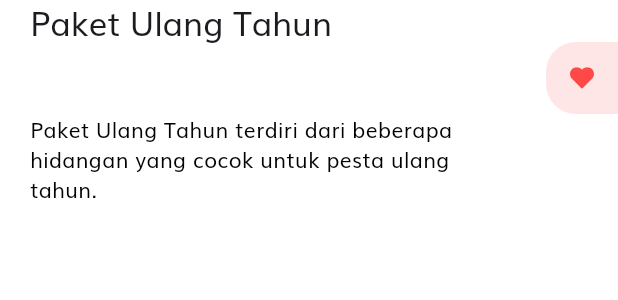
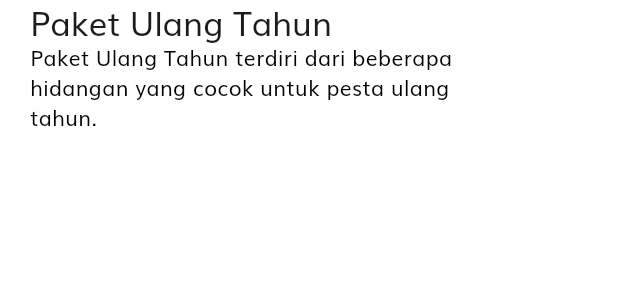
Before and after one commit to MarcellinoRhadityaR/annizar-catering, a Flutter app: the PackageDescription widget shown alone on an empty page, opened directly with sample values from the repository, on a phone screen of 412 x 824 dp. Shown: the top 300 px of the screen. Run offline on Flutter 3.47's test engine with Material 3 defaults, Android fonts, the phone set to English and light mode, and no system bars; our stand-ins replace carousel_slider, flutter_svg.

Commit message:
Update package_description.dart
Update package_description.dart

```diff
--- a/lib/screens/details/components/package_description.dart
+++ b/lib/screens/details/components/package_description.dart
@@ -1,7 +1,4 @@
 import 'package:flutter/material.dart';
-import 'package:flutter_svg/flutter_svg.dart';
-
-//import '../../../constants.dart';
 import '../../../models/Package.dart';
 
 class PackageDescription extends StatelessWidget {
@@ -26,31 +23,6 @@ class PackageDescription extends StatelessWidget {
             style: Theme.of(context).textTheme.titleLarge,
           ),
         ),
-        Align(
-          alignment: Alignment.centerRight,
-          child: Container(
-            padding: const EdgeInsets.all(16),
-            width: 48,
-            decoration: BoxDecoration(
-              color: package.isFavourite
-                  ? const Color(0xFFFFE6E6)
-                  : const Color(0xFFF5F6F9),
-              borderRadius: const BorderRadius.only(
-                topLeft: Radius.circular(20),
-                bottomLeft: Radius.circular(20),
-              ),
-            ),
-            child: SvgPicture.asset(
-              "assets/icons/Heart Icon_2.svg",
-              colorFilter: ColorFilter.mode(
-                  package.isFavourite
-                      ? const Color(0xFFFF4848)
-                      : const Color(0xFFDBDEE4),
-                  BlendMode.srcIn),
-              height: 16,
-            ),
-          ),
-        ),
         Padding(
           padding: const EdgeInsets.only(
             left: 20,
@@ -61,30 +33,6 @@ class PackageDescription extends StatelessWidget {
             maxLines: 3,
           ),
         ),
-        // Padding(
-        //   padding: const EdgeInsets.symmetric(
-        //     horizontal: 20,
-        //     vertical: 12,
-        //   ),
-        //   child: GestureDetector(
-        //     onTap: () {},
-        //     child: const Row(
-        //       children: [
-        //         Text(
-        //           "See More Detail",
-        //           style: TextStyle(
-        //               fontWeight: FontWeight.w600, color: kPrimaryColor),
-        //         ),
-        //         SizedBox(width: 5),
-        //         Icon(
-        //           Icons.arrow_forward_ios,
-        //           size: 12,
-        //           color: kPrimaryColor,
-        //         ),
-        //       ],
-        //     ),
-        //   ),
-        // )
       ],
     );
   }
```
